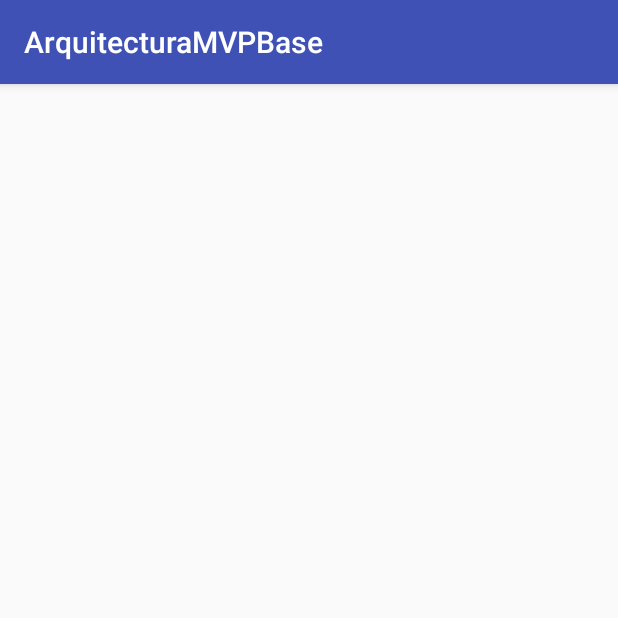
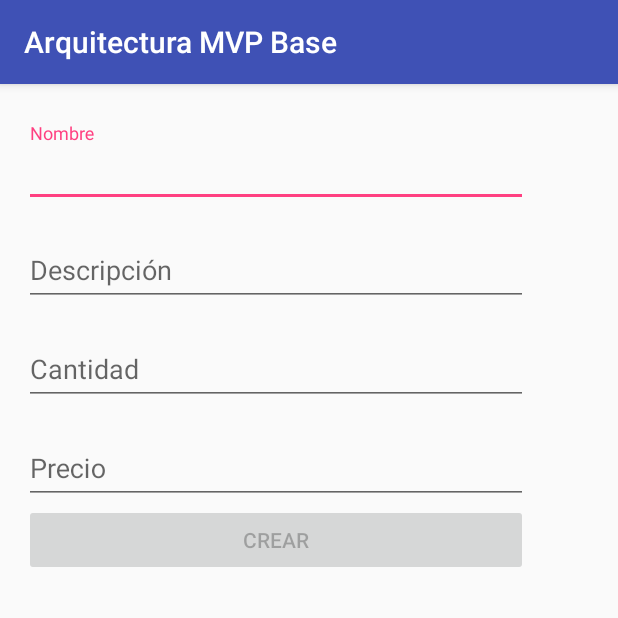
Before and after one commit to alexlondon07/ArquitecturaMVPBase-, an Android app: the screen it shows after launch (ProductActivity before the commit, CreateProductActivity after it), on a phone screen of 412 x 824 dp, the top half of it. Run offline under Robolectric (Android 15) with nearby library versions, the phone set to English and light mode, and no system bars; libraries missing offline, so code that uses them is left out: com.squareup.okhttp, retrofit.client, retrofit.converter; 2 statements that could not run were skipped.

Commit message:
Taller 19 de Agosto, Metodo POST product

```diff
--- a/app/build.gradle
+++ b/app/build.gradle
@@ -28,5 +28,7 @@ dependencies {
     compile 'com.google.code.gson:gson:2.7'
     compile 'com.squareup.retrofit:retrofit:1.9.0'
     compile 'com.squareup.okhttp:okhttp-urlconnection:2.2.0'
+    compile 'com.android.support:design:26.+'
+    compile 'com.android.support.constraint:constraint-layout:1.0.2'
     testCompile 'junit:junit:4.12'
 }
--- a/app/src/main/java/io/github/alexlondon07/arquitecturamvpbase/repository/ProductRepository.java
+++ b/app/src/main/java/io/github/alexlondon07/arquitecturamvpbase/repository/ProductRepository.java
@@ -24,4 +24,9 @@ public class ProductRepository {
         ArrayList<Product> products = services.getProductList();
         return products;
     }
+
+    public Product saveProduct(Product productParam) throws RetrofitError{
+        Product product = services.saveProduct(productParam);
+        return product;
+    }
 }
--- a/app/src/main/java/io/github/alexlondon07/arquitecturamvpbase/service/IServices.java
+++ b/app/src/main/java/io/github/alexlondon07/arquitecturamvpbase/service/IServices.java
@@ -3,13 +3,24 @@ package io.github.alexlondon07.arquitecturamvpbase.service;
 import java.util.ArrayList;
 
 import io.github.alexlondon07.arquitecturamvpbase.model.Product;
+import retrofit.http.Body;
+import retrofit.http.DELETE;
 import retrofit.http.GET;
+import retrofit.http.POST;
+import retrofit.http.Path;
 
 /**
  * Created by alexlondon07 on 9/16/17.
  */
 
 public interface IServices {
-    @GET("/product")
+    @GET("/products")
     ArrayList<Product> getProductList();
+
+    @POST("/products")
+    Product saveProduct(@Body Product product);
+
+    @DELETE("/products")
+    Product deleteProduct(@Path("id") String id);
+
 }
--- /dev/null
+++ b/app/src/main/java/io/github/alexlondon07/arquitecturamvpbase/views/activities/CreateProductActivity.java
@@ -0,0 +1,77 @@
+package io.github.alexlondon07.arquitecturamvpbase.views.activities;
+
+import android.graphics.Color;
+import android.support.design.widget.TextInputEditText;
+import android.os.Bundle;
+import android.text.Editable;
+import android.text.TextWatcher;
+import android.widget.Button;
+
+import io.github.alexlondon07.arquitecturamvpbase.R;
+import io.github.alexlondon07.arquitecturamvpbase.model.Product;
+import io.github.alexlondon07.arquitecturamvpbase.presenter.ProductCreatePresenter;
+import io.github.alexlondon07.arquitecturamvpbase.views.BaseActivity;
+
+public class CreateProductActivity extends BaseActivity<ProductCreatePresenter> implements ICreateProductView, TextWatcher {
+
+    private TextInputEditText name;
+    private TextInputEditText description;
+    private TextInputEditText quantity;
+    private TextInputEditText price;
+    private Button btn_create;
+
+    @Override
+    public void onCreate(Bundle savedInstanceState) {
+        super.onCreate(savedInstanceState);
+        setContentView(R.layout.activity_create_product);
+        setPresenter(new ProductCreatePresenter());
+        getPresenter().inject(this, getValidateInternet());
+
+        /*Obtemos los valores de los Inputs*/
+        name = (TextInputEditText)findViewById(R.id.activity_create_product_name);
+        name.addTextChangedListener(this);
+
+        description = (TextInputEditText) findViewById(R.id.activity_create_product_description);
+        description.addTextChangedListener(this);
+
+        quantity = (TextInputEditText)  findViewById(R.id.activity_create_product_quantity);
+        quantity.addTextChangedListener(this);
+
+        price = (TextInputEditText)  findViewById(R.id.activity_create_product_price);
+        price.addTextChangedListener(this);
+
+        btn_create = (Button) findViewById(R.id.activity_create_product_button_create);
+    }
+
+
+
+    @Override
+    public void beforeTextChanged(CharSequence charSequence, int i, int i1, int i2) {
+
+    }
+
+    @Override
+    public void onTextChanged(CharSequence charSequence, int i, int i1, int i2) {
+
+    }
+
+    @Override
+    public void afterTextChanged(Editable editable) {
+        validateField();
+    }
+
+    public void validateField(){
+        if( name.getText().toString().length() == 0 || price.getText().toString().length() == 0 || quantity.getText().toString().length() == 0 || description.getText().toString().length() == 0){
+            btn_create.setEnabled(false);
+            btn_create.setBackgroundColor(Color.DKGRAY);
+        }else{
+            btn_create.setEnabled(true);
+            btn_create.setBackgroundColor(Color.YELLOW);
+        }
+    }
+
+    @Override
+    public void responseCreateProduct(Product product) {
+
+    }
+}
--- /dev/null
+++ b/app/src/main/java/io/github/alexlondon07/arquitecturamvpbase/views/activities/ICreateProductView.java
@@ -0,0 +1,13 @@
+package io.github.alexlondon07.arquitecturamvpbase.views.activities;
+
+import io.github.alexlondon07.arquitecturamvpbase.model.Product;
+import io.github.alexlondon07.arquitecturamvpbase.views.IBaseView;
+
+/**
+ * Created by alexlondon07 on 9/19/17.
+ */
+
+public interface ICreateProductView extends IBaseView {
+
+    void responseCreateProduct(Product product);
+}
--- /dev/null
+++ b/app/src/main/res/layout/activity_create_product.xml
@@ -0,0 +1,103 @@
+<?xml version="1.0" encoding="utf-8"?>
+<android.support.constraint.ConstraintLayout xmlns:android="http://schemas.android.com/apk/res/android"
+    xmlns:app="http://schemas.android.com/apk/res-auto"
+    xmlns:tools="http://schemas.android.com/tools"
+    android:layout_width="match_parent"
+    android:layout_height="match_parent"
+    android:fitsSystemWindows="true"
+    tools:context="io.github.alexlondon07.arquitecturamvpbase.views.activities.CreateProductActivity">
+
+
+
+    <ScrollView
+        android:layout_width="368dp"
+        android:layout_height="495dp"
+        android:fillViewport="true"
+        app:layout_behavior="@string/appbar_scrolling_view_behavior"
+        tools:layout_editor_absoluteY="8dp"
+        tools:layout_editor_absoluteX="8dp">
+
+        <LinearLayout
+            android:layout_width="match_parent"
+            android:layout_height="match_parent"
+            android:orientation="vertical"
+            android:padding="@dimen/activity_vertical_margin"
+            >
+
+            <android.support.design.widget.TextInputLayout
+                android:layout_width="match_parent"
+                android:layout_height="wrap_content"
+                android:layout_marginTop="@dimen/edittext_margin_createproduct"
+                >
+
+                <android.support.design.widget.TextInputEditText
+                    android:id="@+id/activity_create_product_name"
+                    android:layout_width="match_parent"
+                    android:layout_height="wrap_content"
+                    android:hint="@string/hint_product_name"
+                    />
+
+            </android.support.design.widget.TextInputLayout>
+
+            <android.support.design.widget.TextInputLayout
+                android:layout_width="match_parent"
+                android:layout_height="wrap_content"
+                android:layout_marginTop="@dimen/edittext_margin_createproduct"
+                >
+
+                <android.support.design.widget.TextInputEditText
+                    android:id="@+id/activity_create_product_description"
+                    android:layout_width="match_parent"
+                    android:layout_height="wrap_content"
+                    android:hint="@string/hint_product_description"
+                    />
+
+            </android.support.design.widget.TextInputLayout>
+
+            <android.support.design.widget.TextInputLayout
+                android:layout_width="match_parent"
+                android:layout_height="wrap_content"
+                android:layout_marginTop="@dimen/edittext_margin_createproduct"
+                >
+
+                <android.support.design.widget.TextInputEditText
+                    android:id="@+id/activity_create_product_quantity"
+                    android:layout_width="match_parent"
+                    android:layout_height="wrap_content"
+                    android:hint="@string/hint_product_quantity"
+                    android:inputType="number"
+                    />
+
+            </android.support.design.widget.TextInputLayout>
+
+            <android.support.design.widget.TextInputLayout
+                android:layout_width="match_parent"
+                android:layout_height="wrap_content"
+                android:layout_marginTop="@dimen/edittext_margin_createproduct"
+                >
+
+                <android.support.design.widget.TextInputEditText
+                    android:id="@+id/activity_create_product_price"
+                    android:layout_width="match_parent"
+                    android:layout_height="wrap_content"
+                    android:hint="@string/hint_product_price"
+                    android:inputType="numberDecimal"
+                    />
+
+            </android.support.design.widget.TextInputLayout>
+
+
+            <Button
+                android:id="@+id/activity_create_product_button_create"
+                android:layout_width="match_parent"
+                android:layout_height="wrap_content"
+                android:text="@string/text_button_create_product"
+                android:enabled="false"
+                />
+
+        </LinearLayout>
+
+    </ScrollView>
+
+
+</android.support.constraint.ConstraintLayout>
--- /dev/null
+++ b/app/src/main/res/values/dimens.xml
@@ -0,0 +1,5 @@
+<?xml version="1.0" encoding="utf-8"?>
+<resources>
+    <dimen name="activity_vertical_margin">16dp</dimen>
+    <dimen name="edittext_margin_createproduct">10dp</dimen>
+</resources>
--- a/app/src/main/res/values/strings.xml
+++ b/app/src/main/res/values/strings.xml
@@ -1,8 +1,14 @@
 <resources>
-    <string name="app_name">ArquitecturaMVPBase</string>
+    <string name="app_name">Arquitectura MVP Base</string>
     <string name="product_name">Nombre</string>
     <string name="product_description">Descripción</string>
     <string name="product_quantity">Cantidad</string>
     <string name="product_price">Precio</string>
     <string name="loading_message">Cargando...</string>
+    <string name="create_product_message">Creando...</string>
+    <string name="hint_product_name">Nombre</string>
+    <string name="hint_product_description">Descripción</string>
+    <string name="hint_product_quantity">Cantidad</string>
+    <string name="hint_product_price">Precio</string>
+    <string name="text_button_create_product">Crear</string>
 </resources>
```
Also changed, not shown: app/src/main/AndroidManifest.xml (+11 -9 lines), app/src/main/java/io/github/alexlondon07/arquitecturamvpbase/presenter/ProductCreatePresenter.java (added, +48 -0 lines).
